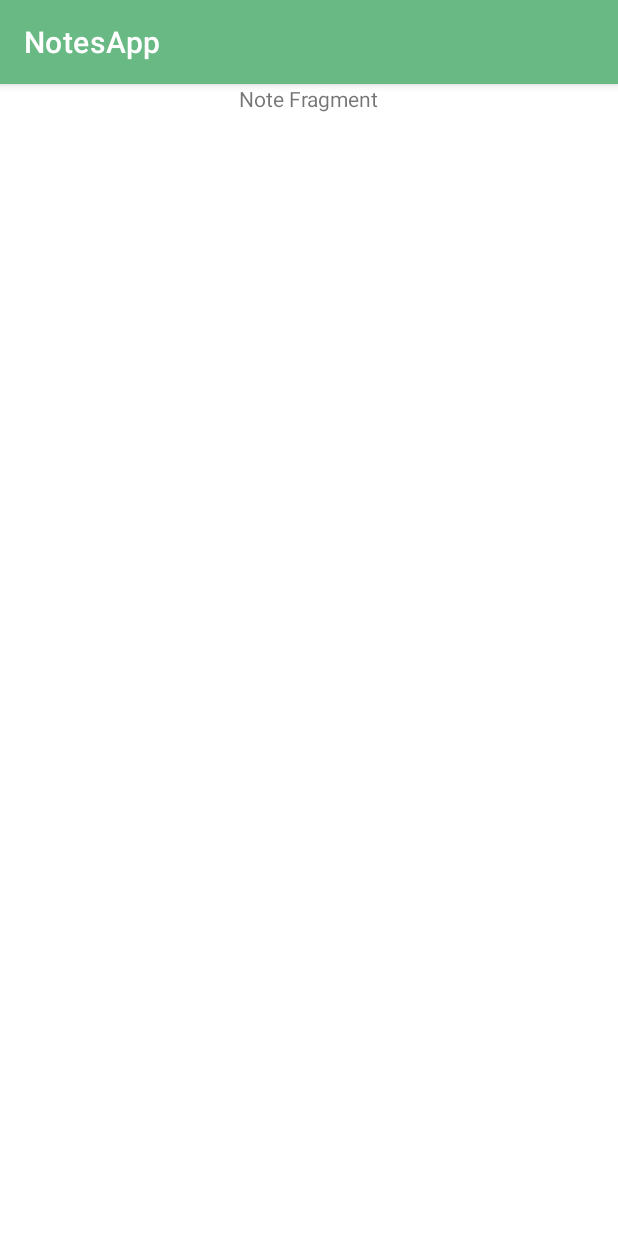
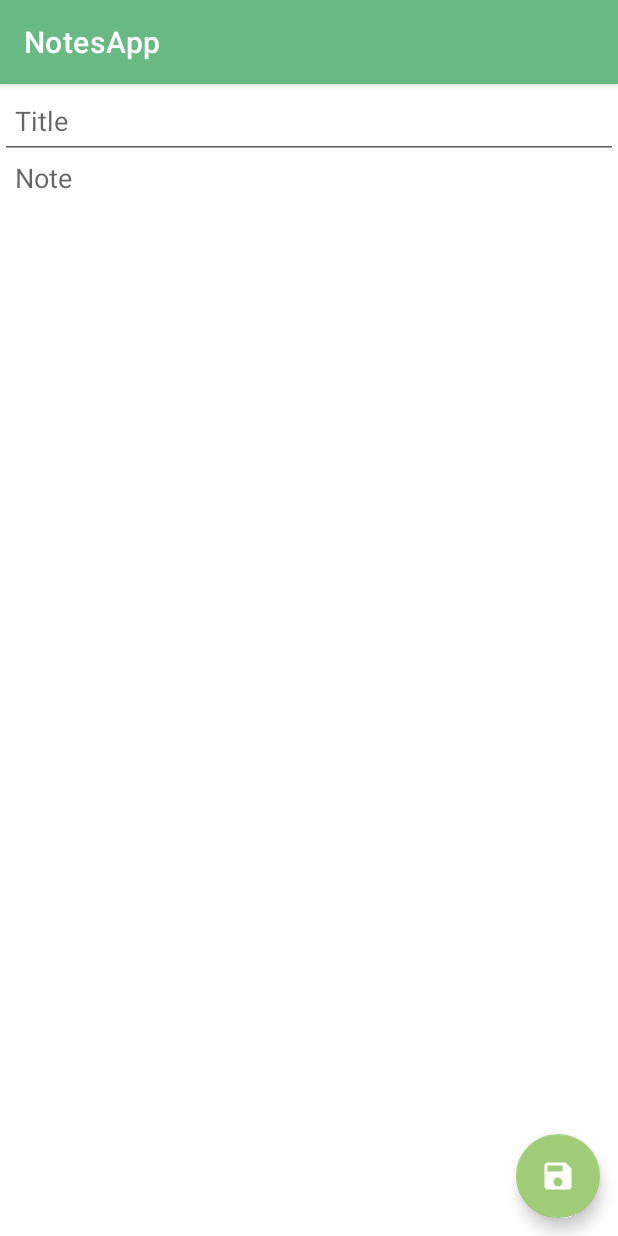
Before and after one commit to evirgenoguz/NotesApp, an Android app: the screen it shows after launch (MainActivity), after a tap on "Add Note", on a phone screen of 412 x 824 dp. Run offline under Robolectric (Android 15) with nearby library versions, the phone set to English and light mode, and no system bars; our stand-ins replace Room's generated code.

Commit message:
CRUD operations are working well

```diff
--- a/app/build.gradle
+++ b/app/build.gradle
@@ -2,6 +2,7 @@ plugins {
     id 'com.android.application'
     id 'org.jetbrains.kotlin.android'
     id "kotlin-parcelize"
+    id "androidx.navigation.safeargs"
 }
 
 android {
--- a/app/src/main/java/com/example/notesapp/adapters/NotesListAdapter.kt
+++ b/app/src/main/java/com/example/notesapp/adapters/NotesListAdapter.kt
@@ -41,7 +41,7 @@ class NotesListAdapter: RecyclerView.Adapter<NotesListAdapter.NoteListViewHolder
         holder.bind(note)
 
         holder.itemView.setOnClickListener {
-
+            onClick?.invoke(note)
         }
     }
 
--- a/app/src/main/java/com/example/notesapp/ui/NoteFragment.kt
+++ b/app/src/main/java/com/example/notesapp/ui/NoteFragment.kt
@@ -1,12 +1,18 @@
 package com.example.notesapp.ui
 
 import android.os.Bundle
+import android.util.Log
 import androidx.fragment.app.Fragment
 import android.view.LayoutInflater
 import android.view.View
 import android.view.ViewGroup
+import android.widget.Toast
+import androidx.navigation.fragment.findNavController
+import androidx.navigation.fragment.navArgs
 import com.example.notesapp.R
+import com.example.notesapp.data.Note
 import com.example.notesapp.databinding.FragmentNoteBinding
+import com.example.notesapp.viewmodel.NotesViewModel
 
 
 class NoteFragment : Fragment() {
@@ -14,8 +20,13 @@ class NoteFragment : Fragment() {
     private var _binding: FragmentNoteBinding? = null
     private val binding get() = _binding!!
 
+    private lateinit var viewModel: NotesViewModel
+
+    val args by navArgs<NoteFragmentArgs>()
+
     override fun onCreate(savedInstanceState: Bundle?) {
         super.onCreate(savedInstanceState)
+        viewModel = (activity as MainActivity).viewModel
 
     }
 
@@ -27,6 +38,46 @@ class NoteFragment : Fragment() {
         return binding.root
     }
 
+    override fun onViewCreated(view: View, savedInstanceState: Bundle?) {
+        super.onViewCreated(view, savedInstanceState)
+        args.note?.let {
+            binding.apply {
+                etTitle.setText(it.noteTitle)
+                etNote.setText(it.noteBody)
+            }
+            binding.imgDeleteNote.visibility = View.VISIBLE
+        }
+
+        binding.apply {
+            btnSaveNote.setOnClickListener {
+                val id = args.note?.noteId ?: 0
+                val noteTitle = etTitle.text.toString()
+                val noteText = etNote.text.toString()
+
+                Note(id, noteTitle, noteText).also { note ->
+                    if (noteTitle.isEmpty() && noteText.isEmpty()){
+                        Toast.makeText(context, "All field must be filled", Toast.LENGTH_SHORT).show()
+                        return@setOnClickListener
+                    }
+                    viewModel.upsertNote(note)
+                    findNavController().navigateUp()
+                }
+            }
+        }
+
+        binding.apply {
+            imgDeleteNote.setOnClickListener {
+                val noteId = args.note!!.noteId
+                val noteTitle = etTitle.text.toString()
+                val noteText = etNote.text.toString()
+                Note(noteId, noteTitle, noteText).also { note ->
+                    viewModel.deleteNote(note)
+                    findNavController().navigateUp()
+                }
+            }
+        }
+    }
+
     override fun onDestroyView() {
         super.onDestroyView()
         _binding = null
--- a/app/src/main/java/com/example/notesapp/ui/NotesListFragment.kt
+++ b/app/src/main/java/com/example/notesapp/ui/NotesListFragment.kt
@@ -71,7 +71,7 @@ class NotesListFragment : Fragment() {
                 putParcelable("note", note)
             }
 
-            findNavController().navigate(R.id.action_notesListFragment_to_noteFragment)
+            findNavController().navigate(R.id.action_notesListFragment_to_noteFragment, bundle)
         }
 
     }
--- /dev/null
+++ b/app/src/main/res/drawable/ic_delete.xml
@@ -0,0 +1,5 @@
+<vector android:height="24dp" android:tint="#000000"
+    android:viewportHeight="24" android:viewportWidth="24"
+    android:width="24dp" xmlns:android="http://schemas.android.com/apk/res/android">
+    <path android:fillColor="@android:color/white" android:pathData="M6,19c0,1.1 0.9,2 2,2h8c1.1,0 2,-0.9 2,-2V7H6v12zM19,4h-3.5l-1,-1h-5l-1,1H5v2h14V4z"/>
+</vector>
--- /dev/null
+++ b/app/src/main/res/drawable/ic_save.xml
@@ -0,0 +1,5 @@
+<vector android:height="24dp" android:tint="#000000"
+    android:viewportHeight="24" android:viewportWidth="24"
+    android:width="24dp" xmlns:android="http://schemas.android.com/apk/res/android">
+    <path android:fillColor="@android:color/white" android:pathData="M17,3L5,3c-1.11,0 -2,0.9 -2,2v14c0,1.1 0.89,2 2,2h14c1.1,0 2,-0.9 2,-2L21,7l-4,-4zM12,19c-1.66,0 -3,-1.34 -3,-3s1.34,-3 3,-3 3,1.34 3,3 -1.34,3 -3,3zM15,9L5,9L5,5h10v4z"/>
+</vector>
--- a/app/src/main/res/layout/fragment_note.xml
+++ b/app/src/main/res/layout/fragment_note.xml
@@ -6,12 +6,59 @@
     android:layout_height="match_parent"
     tools:context=".ui.NoteFragment">
 
-    <TextView
+
+    <EditText
+        android:id="@+id/etTitle"
+        android:layout_width="0dp"
+        android:layout_height="50dp"
+        android:hint="Title"
+        android:paddingStart="10dp"
+        app:layout_constraintStart_toStartOf="parent"
+        app:layout_constraintTop_toTopOf="parent"
+        app:layout_constraintEnd_toStartOf="@id/imgDeleteNote"
+        android:lines="1"
+        android:singleLine="true" />
+
+    <ImageView
+        android:id="@+id/imgDeleteNote"
+        android:layout_width="35dp"
+        android:layout_height="35dp"
+        android:src="@drawable/ic_delete"
+        app:layout_constraintEnd_toEndOf="parent"
+        app:layout_constraintTop_toTopOf="parent"
+        app:layout_constraintBottom_toBottomOf="@id/etTitle"
+        android:paddingEnd="5dp"
+        android:paddingStart="5dp"
+        app:tint="#FF3131"
+        android:visibility="gone"/>
+
+    <EditText
+        android:id="@+id/etNote"
+        android:layout_width="0dp"
+        android:layout_height="0dp"
+        android:background="@color/white"
+        android:gravity="top"
+        android:hint="Note"
+        android:paddingStart="10dp"
+        android:textAlignment="textStart"
+        app:layout_constraintBottom_toBottomOf="parent"
+        app:layout_constraintEnd_toEndOf="parent"
+        app:layout_constraintHorizontal_bias="1.0"
+        app:layout_constraintStart_toStartOf="parent"
+        app:layout_constraintTop_toBottomOf="@id/etTitle"
+        app:layout_constraintVertical_bias="0.0"
+        tools:ignore="RtlCompat" />
+
+    <com.google.android.material.floatingactionbutton.FloatingActionButton
+        android:id="@+id/btnSaveNote"
         android:layout_width="wrap_content"
         android:layout_height="wrap_content"
-        android:text="Note Fragment"
         app:layout_constraintEnd_toEndOf="parent"
-        app:layout_constraintStart_toStartOf="parent"
-        app:layout_constraintTop_toTopOf="parent" />
+        app:layout_constraintBottom_toBottomOf="parent"
+        android:layout_marginBottom="12dp"
+        android:layout_marginEnd="12dp"
+        android:src="@drawable/ic_save"
+        app:tint="@color/white"/>
+
 
 </androidx.constraintlayout.widget.ConstraintLayout>
--- a/app/src/main/res/navigation/nav_graph.xml
+++ b/app/src/main/res/navigation/nav_graph.xml
@@ -21,6 +21,8 @@
         tools:layout="@layout/fragment_note" >
         <argument
             android:name="note"
-            app:argType="com.example.notesapp.data.Note" />
+            app:argType="com.example.notesapp.data.Note"
+            app:nullable="true"
+            android:defaultValue="@null" />
     </fragment>
 </navigation>
--- a/build.gradle
+++ b/build.gradle
@@ -3,4 +3,5 @@ plugins {
     id 'com.android.application' version '7.3.1' apply false
     id 'com.android.library' version '7.3.1' apply false
     id 'org.jetbrains.kotlin.android' version '1.8.0' apply false
+    id 'androidx.navigation.safeargs' version '2.4.2' apply false
 }
```
Also changed, not shown: app/src/main/res/layout/note_item_card.xml (+7 -3 lines).
